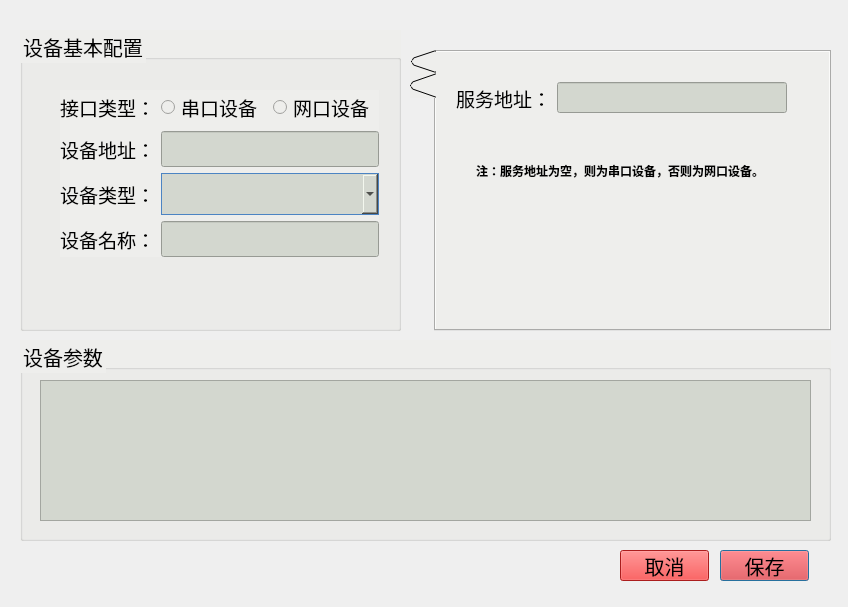
aa123Eason/workcode, file qt-app-master/devadd.ui: the form before one commit.
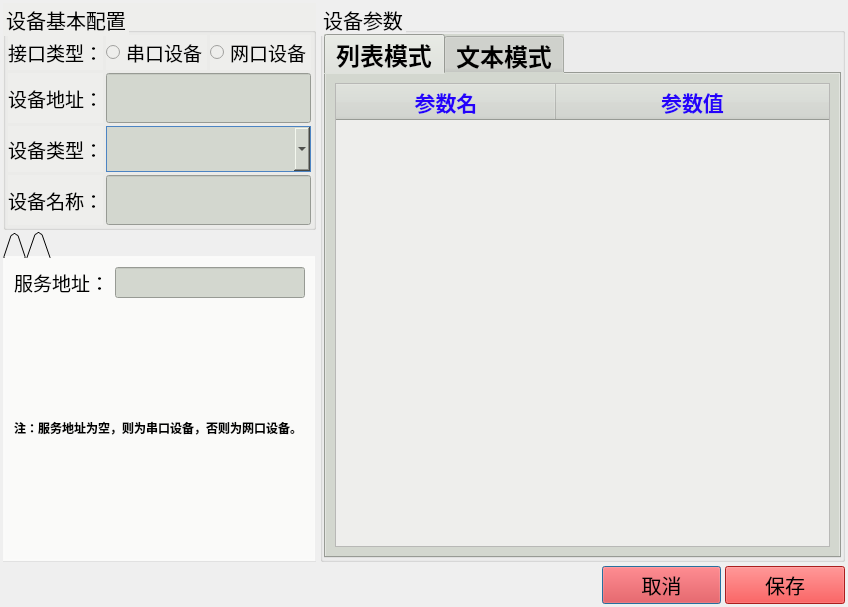
The form after the commit. The open tabs and pages were chosen to show the change. Icons and pictures are not drawn.

Commit message: 设备类型设置，显示功能开发

```diff
--- a/qt-app-master/devadd.ui
+++ b/qt-app-master/devadd.ui
@@ -10,23 +10,268 @@
     <height>607</height>
    </rect>
   </property>
+  <property name="sizePolicy">
+   <sizepolicy hsizetype="Fixed" vsizetype="Fixed">
+    <horstretch>0</horstretch>
+    <verstretch>0</verstretch>
+   </sizepolicy>
+  </property>
   <property name="windowTitle">
    <string>Dialog</string>
   </property>
+  <layout class="QVBoxLayout" name="verticalLayout_6" stretch="7,2">
+   <property name="spacing">
+    <number>4</number>
+   </property>
+   <property name="leftMargin">
+    <number>3</number>
+   </property>
+   <property name="topMargin">
+    <number>3</number>
+   </property>
+   <property name="rightMargin">
+    <number>3</number>
+   </property>
+   <property name="bottomMargin">
+    <number>3</number>
+   </property>
+   <item>
+    <layout class="QHBoxLayout" name="horizontalLayout" stretch="1,2">
+     <item>
+      <layout class="QVBoxLayout" name="verticalLayout_4" stretch="0,1">
+       <property name="spacing">
+        <number>2</number>
+       </property>
+       <item>
+        <widget class="QGroupBox" name="groupBox_6">
+         <property name="font">
+          <font>
+           <pointsize>15</pointsize>
+          </font>
+         </property>
+         <property name="styleSheet">
+          <string notr="true">background-color: rgb(238, 238, 236);</string>
+         </property>
+         <property name="title">
+          <string>设备基本配置</string>
+         </property>
+         <layout class="QVBoxLayout" name="verticalLayout" stretch="0,1,1,1">
+          <property name="spacing">
+           <number>3</number>
+          </property>
+          <property name="leftMargin">
+           <number>2</number>
+          </property>
+          <property name="topMargin">
+           <number>2</number>
+          </property>
+          <property name="rightMargin">
+           <number>2</number>
+          </property>
+          <property name="bottomMargin">
+           <number>2</number>
+          </property>
+          <item>
+           <layout class="QHBoxLayout" name="horizontalLayout_33" stretch="2,5">
+            <item>
+             <widget class="QLabel" name="label_49">
+              <property name="font">
+               <font>
+                <pointsize>14</pointsize>
+               </font>
+              </property>
+              <property name="text">
+               <string>接口类型：</string>
+              </property>
+             </widget>
+            </item>
+            <item>
+             <layout class="QHBoxLayout" name="horizontalLayout_19">
+              <item>
+               <widget class="QRadioButton" name="radioButton_Com">
+                <property name="font">
+                 <font>
+                  <pointsize>14</pointsize>
+                 </font>
+                </property>
+                <property name="text">
+                 <string>串口设备</string>
+                </property>
+               </widget>
+              </item>
+              <item>
+               <widget class="QRadioButton" name="radioButton_Net">
+                <property name="font">
+                 <font>
+                  <pointsize>14</pointsize>
+                 </font>
+                </property>
+                <property name="text">
+                 <string>网口设备</string>
+                </property>
+               </widget>
+              </item>
+             </layout>
+            </item>
+           </layout>
+          </item>
+          <item>
+           <layout class="QHBoxLayout" name="horizontalLayout_32" stretch="2,5">
+            <item>
+             <widget class="QLabel" name="label_54">
+              <property name="font">
+               <font>
+                <pointsize>14</pointsize>
+               </font>
+              </property>
+              <property name="text">
+               <string>设备地址：</string>
+              </property>
+             </widget>
+            </item>
+            <item>
+             <widget class="QLineEdit" name="lineEdit_devAddr">
+              <property name="sizePolicy">
+               <sizepolicy hsizetype="Expanding" vsizetype="Expanding">
+                <horstretch>0</horstretch>
+                <verstretch>0</verstretch>
+               </sizepolicy>
+              </property>
+              <property name="font">
+               <font>
+                <family>Ubuntu</family>
+                <pointsize>18</pointsize>
+                <weight>50</weight>
+                <italic>false</italic>
+                <bold>false</bold>
+               </font>
+              </property>
+              <property name="styleSheet">
+               <string notr="true">background-color: rgb(211, 215, 207);
+height:44px;
+font: 18pt &quot;Ubuntu&quot;;</string>
+              </property>
+              <property name="text">
+               <string/>
+              </property>
+             </widget>
+            </item>
+           </layout>
+          </item>
+          <item>
+           <layout class="QHBoxLayout" name="horizontalLayout_31" stretch="2,5">
+            <item>
+             <widget class="QLabel" name="label_53">
+              <property name="font">
+               <font>
+                <pointsize>14</pointsize>
+               </font>
+              </property>
+              <property name="text">
+               <string>设备类型：</string>
+              </property>
+             </widget>
+            </item>
+            <item>
+             <widget class="QComboBox" name="comboBox_2">
+              <property name="sizePolicy">
+               <sizepolicy hsizetype="Preferred" vsizetype="Preferred">
+                <horstretch>0</horstretch>
+                <verstretch>0</verstretch>
+               </sizepolicy>
+              </property>
+              <property name="font">
+               <font>
+                <family>Source Han Sans CN</family>
+                <pointsize>-1</pointsize>
+                <weight>50</weight>
+                <bold>false</bold>
+               </font>
+              </property>
+              <property name="styleSheet">
+               <string notr="true">QComboBox {
+    border: 1px solid #4C84C3;
+	width: 181px;
+	height: 44px;
+	font-size: 18px;
+	font-family: Source Han Sans CN;
+	background-color: rgb(211, 215, 207);
+	font-weight: 400;
+	opacity: 1;
+	border-radius: 0px;
+}
+ 
+QComboBox QAbstractItemView {
+    border-radius:  0px;  
+	background-color: rgb(233, 185, 110);
+	border:1px solid #4C84c3;
+ 	selection-background-color: #2019DC;
+}
+ 
+QComboBox QAbstractItemView::item {
+    height: 40px;   
+	border: none;
+}
+ 
+</string>
+              </property>
+             </widget>
+            </item>
+           </layout>
+          </item>
+          <item>
+           <layout class="QHBoxLayout" name="horizontalLayout_36" stretch="2,5">
+            <item>
+             <widget class="QLabel" name="label_devName">
+              <property name="font">
+               <font>
+                <pointsize>14</pointsize>
+               </font>
+              </property>
+              <property name="text">
+               <string>设备名称：</string>
+              </property>
+             </widget>
+            </item>
+            <item>
+             <widget class="QLineEdit" name="lineEdit_Name">
+              <property name="sizePolicy">
+               <sizepolicy hsizetype="Expanding" vsizetype="Expanding">
+                <horstretch>0</horstretch>
+                <verstretch>0</verstretch>
+               </sizepolicy>
+              </property>
+              <property name="font">
+               <font>
+                <family>Ubuntu</family>
+                <pointsize>18</pointsize>
+                <weight>50</weight>
+                <italic>false</italic>
+                <bold>false</bold>
+               </font>
+              </property>
+              <property name="styleSheet">
+               <string notr="true">background-color: rgb(211, 215, 207);
+height:44px;
+font: 18pt &quot;Ubuntu&quot;;</string>
+              </property>
+              <property name="text">
+               <string/>
+              </property>
+             </widget>
+            </item>
+           </layout>
+          </item>
+         </layout>
+        </widget>
+       </item>
+       <item>
   <widget class="QTabWidget" name="tabWidget">
-   <property name="geometry">
-    <rect>
-     <x>410</x>
-     <y>50</y>
-     <width>421</width>
-     <height>281</height>
-    </rect>
-   </property>
    <property name="styleSheet">
-    <string notr="true">background-color: rgb(238, 238, 236);</string>
+          <string notr="true">background-color: rgb(238, 238, 236,0);</string>
    </property>
    <property name="tabPosition">
-    <enum>QTabWidget::West</enum>
+          <enum>QTabWidget::North</enum>
    </property>
    <property name="tabShape">
     <enum>QTabWidget::Triangular</enum>
@@ -34,6 +279,15 @@
    <property name="currentIndex">
     <number>0</number>
    </property>
+         <property name="usesScrollButtons">
+          <bool>true</bool>
+         </property>
+         <property name="documentMode">
+          <bool>false</bool>
+         </property>
+         <property name="tabsClosable">
+          <bool>false</bool>
+         </property>
    <property name="tabBarAutoHide">
     <bool>false</bool>
    </property>
@@ -41,16 +295,22 @@
     <attribute name="title">
      <string/>
     </attribute>
-    <widget class="QWidget" name="layoutWidget">
-     <property name="geometry">
-      <rect>
-       <x>70</x>
-       <y>20</y>
-       <width>287</width>
-       <height>246</height>
-      </rect>
-     </property>
-     <layout class="QVBoxLayout" name="verticalLayout_6" stretch="1,1,1,1,1">
+          <layout class="QVBoxLayout" name="verticalLayout_2" stretch="1,1,1,1,1">
+           <property name="spacing">
+            <number>3</number>
+           </property>
+           <property name="leftMargin">
+            <number>2</number>
+           </property>
+           <property name="topMargin">
+            <number>2</number>
+           </property>
+           <property name="rightMargin">
+            <number>2</number>
+           </property>
+           <property name="bottomMargin">
+            <number>2</number>
+           </property>
       <item>
        <layout class="QHBoxLayout" name="horizontalLayout_20" stretch="1,3">
         <item>
@@ -528,20 +788,12 @@
       </item>
      </layout>
     </widget>
-   </widget>
    <widget class="QWidget" name="tab_2">
     <attribute name="title">
      <string/>
     </attribute>
-    <widget class="QWidget" name="layoutWidget_2">
-     <property name="geometry">
-      <rect>
-       <x>20</x>
-       <y>30</y>
-       <width>331</width>
-       <height>32</height>
-      </rect>
-     </property>
+          <layout class="QVBoxLayout" name="verticalLayout_3">
+           <item>
      <layout class="QHBoxLayout" name="horizontalLayout_24">
       <item>
        <widget class="QLabel" name="label_58">
@@ -568,16 +820,9 @@
        </widget>
       </item>
      </layout>
-    </widget>
+           </item>
+           <item>
     <widget class="QLabel" name="label_59">
-     <property name="geometry">
-      <rect>
-       <x>40</x>
-       <y>110</y>
-       <width>371</width>
-       <height>17</height>
-      </rect>
-     </property>
      <property name="font">
       <font>
        <weight>75</weight>
@@ -587,38 +832,172 @@
      <property name="text">
       <string>注：服务地址为空，则为串口设备，否则为网口设备。</string>
      </property>
-    </widget>
-   </widget>
-  </widget>
+             <property name="wordWrap">
+              <bool>true</bool>
+             </property>
+            </widget>
+           </item>
+          </layout>
+         </widget>
+        </widget>
+       </item>
+      </layout>
+     </item>
+     <item>
   <widget class="QGroupBox" name="groupBox_5">
-   <property name="geometry">
-    <rect>
-     <x>20</x>
-     <y>340</y>
-     <width>811</width>
-     <height>201</height>
-    </rect>
-   </property>
    <property name="font">
     <font>
      <pointsize>15</pointsize>
     </font>
    </property>
    <property name="styleSheet">
-    <string notr="true">background-color: rgb(238, 238, 236);</string>
+        <string notr="true">background-color: rgb(238, 238, 236,0);</string>
    </property>
    <property name="title">
     <string>设备参数</string>
    </property>
+       <layout class="QVBoxLayout" name="verticalLayout_5" stretch="0">
+        <property name="spacing">
+         <number>1</number>
+        </property>
+        <property name="leftMargin">
+         <number>1</number>
+        </property>
+        <property name="topMargin">
+         <number>1</number>
+        </property>
+        <property name="rightMargin">
+         <number>1</number>
+        </property>
+        <property name="bottomMargin">
+         <number>1</number>
+        </property>
+        <item>
+         <widget class="QTabWidget" name="tabWidget_2">
+          <property name="font">
+           <font>
+            <pointsize>18</pointsize>
+            <weight>75</weight>
+            <bold>true</bold>
+           </font>
+          </property>
+          <property name="styleSheet">
+           <string notr="true">background-color: rgb(211, 215, 207);</string>
+          </property>
+          <property name="currentIndex">
+           <number>0</number>
+          </property>
+          <property name="iconSize">
+           <size>
+            <width>32</width>
+            <height>32</height>
+           </size>
+          </property>
+          <widget class="QWidget" name="tab_list">
+           <attribute name="icon">
+            <iconset resource="res.qrc">
+             <normaloff>:/images/realtime.png</normaloff>:/images/realtime.png</iconset>
+           </attribute>
+           <attribute name="title">
+            <string>列表模式</string>
+           </attribute>
+           <layout class="QVBoxLayout" name="verticalLayout_7">
+            <item>
+             <widget class="QTableWidget" name="paramtable">
+              <property name="styleSheet">
+               <string notr="true">QTableWidget
+{
+	
+	
+	background-color: rgb(238, 238, 236);
+}</string>
+              </property>
+              <attribute name="horizontalHeaderDefaultSectionSize">
+               <number>220</number>
+              </attribute>
+              <attribute name="horizontalHeaderStretchLastSection">
+               <bool>true</bool>
+              </attribute>
+              <attribute name="verticalHeaderVisible">
+               <bool>false</bool>
+              </attribute>
+              <column>
+               <property name="text">
+                <string>参数名</string>
+               </property>
+               <property name="font">
+                <font>
+                 <pointsize>16</pointsize>
+                 <weight>75</weight>
+                 <bold>true</bold>
+                </font>
+               </property>
+               <property name="textAlignment">
+                <set>AlignCenter</set>
+               </property>
+               <property name="background">
+                <color>
+                 <red>136</red>
+                 <green>138</green>
+                 <blue>133</blue>
+                </color>
+               </property>
+               <property name="foreground">
+                <brush brushstyle="SolidPattern">
+                 <color alpha="255">
+                  <red>38</red>
+                  <green>2</green>
+                  <blue>250</blue>
+                 </color>
+                </brush>
+               </property>
+              </column>
+              <column>
+               <property name="text">
+                <string>参数值</string>
+               </property>
+               <property name="font">
+                <font>
+                 <pointsize>16</pointsize>
+                 <weight>75</weight>
+                 <bold>true</bold>
+                </font>
+               </property>
+               <property name="textAlignment">
+                <set>AlignCenter</set>
+               </property>
+               <property name="background">
+                <color>
+                 <red>136</red>
+                 <green>138</green>
+                 <blue>133</blue>
+                </color>
+               </property>
+               <property name="foreground">
+                <brush brushstyle="SolidPattern">
+                 <color alpha="255">
+                  <red>38</red>
+                  <green>2</green>
+                  <blue>250</blue>
+                 </color>
+                </brush>
+               </property>
+              </column>
+             </widget>
+            </item>
+           </layout>
+          </widget>
+          <widget class="QWidget" name="tab_text">
+           <attribute name="icon">
+            <iconset resource="res.qrc">
+             <normaloff>:/images/appdft.png</normaloff>:/images/appdft.png</iconset>
+           </attribute>
+           <attribute name="title">
+            <string>文本模式</string>
+           </attribute>
+           <layout class="QVBoxLayout" name="verticalLayout_8">
+            <item>
    <widget class="QTextEdit" name="textEdit_devParams">
-    <property name="geometry">
-     <rect>
-      <x>20</x>
-      <y>40</y>
-      <width>771</width>
-      <height>141</height>
-     </rect>
-    </property>
     <property name="font">
      <font>
       <pointsize>14</pointsize>
@@ -628,250 +1007,38 @@
      <string notr="true">background-color: rgb(211, 215, 207);</string>
     </property>
    </widget>
-  </widget>
-  <widget class="QGroupBox" name="groupBox_6">
-   <property name="geometry">
-    <rect>
-     <x>20</x>
-     <y>30</y>
-     <width>381</width>
-     <height>301</height>
-    </rect>
-   </property>
-   <property name="font">
-    <font>
-     <pointsize>15</pointsize>
-    </font>
-   </property>
-   <property name="styleSheet">
-    <string notr="true">background-color: rgb(238, 238, 236);</string>
-   </property>
-   <property name="title">
-    <string>设备基本配置</string>
-   </property>
-   <widget class="QWidget" name="layoutWidget_3">
-    <property name="geometry">
-     <rect>
-      <x>40</x>
-      <y>60</y>
-      <width>319</width>
-      <height>167</height>
-     </rect>
-    </property>
-    <layout class="QVBoxLayout" name="verticalLayout_7" stretch="1,1,1,1">
-     <item>
-      <layout class="QHBoxLayout" name="horizontalLayout_33" stretch="2,5">
-       <item>
-        <widget class="QLabel" name="label_49">
-         <property name="font">
-          <font>
-           <pointsize>14</pointsize>
-          </font>
-         </property>
-         <property name="text">
-          <string>接口类型：</string>
-         </property>
-        </widget>
-       </item>
-       <item>
-        <layout class="QHBoxLayout" name="horizontalLayout_19">
-         <item>
-          <widget class="QRadioButton" name="radioButton_Com">
-           <property name="font">
-            <font>
-             <pointsize>14</pointsize>
-            </font>
-           </property>
-           <property name="text">
-            <string>串口设备</string>
-           </property>
-          </widget>
-         </item>
-         <item>
-          <widget class="QRadioButton" name="radioButton_Net">
-           <property name="font">
-            <font>
-             <pointsize>14</pointsize>
-            </font>
-           </property>
-           <property name="text">
-            <string>网口设备</string>
-           </property>
-          </widget>
-         </item>
-        </layout>
-       </item>
-      </layout>
-     </item>
-     <item>
-      <layout class="QHBoxLayout" name="horizontalLayout_32" stretch="2,5">
-       <item>
-        <widget class="QLabel" name="label_54">
-         <property name="font">
-          <font>
-           <pointsize>14</pointsize>
-          </font>
-         </property>
-         <property name="text">
-          <string>设备地址：</string>
-         </property>
-        </widget>
-       </item>
-       <item>
-        <widget class="QLineEdit" name="lineEdit_devAddr">
-         <property name="sizePolicy">
-          <sizepolicy hsizetype="Expanding" vsizetype="Expanding">
-           <horstretch>0</horstretch>
-           <verstretch>0</verstretch>
-          </sizepolicy>
-         </property>
-         <property name="font">
-          <font>
-           <pointsize>14</pointsize>
-          </font>
-         </property>
-         <property name="styleSheet">
-          <string notr="true">background-color: rgb(211, 215, 207);</string>
-         </property>
-         <property name="text">
-          <string/>
-         </property>
+            </item>
+           </layout>
+          </widget>
         </widget>
        </item>
       </layout>
-     </item>
-     <item>
-      <layout class="QHBoxLayout" name="horizontalLayout_31" stretch="2,5">
-       <item>
-        <widget class="QLabel" name="label_53">
-         <property name="font">
-          <font>
-           <pointsize>14</pointsize>
-          </font>
-         </property>
-         <property name="text">
-          <string>设备类型：</string>
-         </property>
-        </widget>
-       </item>
-       <item>
-        <widget class="QComboBox" name="comboBox_2">
-         <property name="sizePolicy">
-          <sizepolicy hsizetype="Preferred" vsizetype="Expanding">
-           <horstretch>0</horstretch>
-           <verstretch>0</verstretch>
-          </sizepolicy>
-         </property>
-         <property name="font">
-          <font>
-           <family>Source Han Sans CN</family>
-           <pointsize>-1</pointsize>
-           <weight>50</weight>
-           <bold>false</bold>
-          </font>
-         </property>
-         <property name="styleSheet">
-          <string notr="true">QComboBox {
-    border: 1px solid #4C84C3;
-	width: 181px;
-	height: 40px;
-	font-size: 15px;
-	font-family: Source Han Sans CN;
-	background-color: rgb(211, 215, 207);
-	font-weight: 400;
-	opacity: 1;
-	border-radius: 0px;
-}
- 
-QComboBox QAbstractItemView {
-    border-radius:  0px;  
-	background-color: rgb(233, 185, 110);
-	border:1px solid #4C84c3;
- 	selection-background-color: #2019DC;
-}
- 
-QComboBox QAbstractItemView::item {
-    height: 40px;   
-	border: none;
-}
- 
-</string>
-         </property>
-        </widget>
-       </item>
+      </widget>
+     </item>
       </layout>
      </item>
      <item>
-      <layout class="QHBoxLayout" name="horizontalLayout_36" stretch="2,5">
+    <layout class="QHBoxLayout" name="horizontalLayout_2" stretch="5,1,1">
        <item>
-        <widget class="QLabel" name="label_devName">
-         <property name="font">
-          <font>
-           <pointsize>14</pointsize>
-          </font>
-         </property>
-         <property name="text">
-          <string>设备名称：</string>
-         </property>
-        </widget>
+      <spacer name="horizontalSpacer">
+       <property name="orientation">
+        <enum>Qt::Horizontal</enum>
+       </property>
+       <property name="sizeHint" stdset="0">
+        <size>
+         <width>40</width>
+         <height>20</height>
+        </size>
+       </property>
+      </spacer>
        </item>
        <item>
-        <widget class="QLineEdit" name="lineEdit_Name">
-         <property name="sizePolicy">
-          <sizepolicy hsizetype="Expanding" vsizetype="Expanding">
-           <horstretch>0</horstretch>
-           <verstretch>0</verstretch>
-          </sizepolicy>
-         </property>
-         <property name="font">
-          <font>
-           <pointsize>14</pointsize>
-          </font>
-         </property>
-         <property name="styleSheet">
-          <string notr="true">background-color: rgb(211, 215, 207);</string>
-         </property>
-         <property name="text">
-          <string/>
-         </property>
-        </widget>
-       </item>
-      </layout>
-     </item>
-    </layout>
-   </widget>
-  </widget>
-  <widget class="QPushButton" name="pushButton">
-   <property name="geometry">
-    <rect>
-     <x>720</x>
-     <y>550</y>
-     <width>89</width>
-     <height>31</height>
-    </rect>
-   </property>
-   <property name="font">
-    <font>
-     <pointsize>15</pointsize>
-     <weight>50</weight>
-     <bold>false</bold>
-    </font>
-   </property>
-   <property name="styleSheet">
-    <string notr="true">background-color: rgb(239, 41, 41);</string>
-   </property>
-   <property name="text">
-    <string>保存</string>
-   </property>
-  </widget>
   <widget class="QPushButton" name="pushButton_2">
-   <property name="geometry">
-    <rect>
-     <x>620</x>
-     <y>550</y>
-     <width>89</width>
-     <height>31</height>
-    </rect>
+       <property name="sizePolicy">
+        <sizepolicy hsizetype="Preferred" vsizetype="Fixed">
+         <horstretch>0</horstretch>
+         <verstretch>0</verstretch>
+        </sizepolicy>
    </property>
    <property name="font">
     <font>
@@ -885,7 +1052,36 @@
     <string>取消</string>
    </property>
   </widget>
- </widget>
- <resources/>
+     </item>
+     <item>
+      <widget class="QPushButton" name="pushButton">
+       <property name="sizePolicy">
+        <sizepolicy hsizetype="Preferred" vsizetype="Fixed">
+         <horstretch>0</horstretch>
+         <verstretch>0</verstretch>
+        </sizepolicy>
+       </property>
+       <property name="font">
+        <font>
+         <pointsize>15</pointsize>
+         <weight>50</weight>
+         <bold>false</bold>
+        </font>
+       </property>
+       <property name="styleSheet">
+        <string notr="true">background-color: rgb(239, 41, 41);</string>
+       </property>
+       <property name="text">
+        <string>保存</string>
+       </property>
+      </widget>
+     </item>
+    </layout>
+   </item>
+  </layout>
+ </widget>
+ <resources>
+  <include location="res.qrc"/>
+ </resources>
  <connections/>
 </ui>
```
Lines whose indentation alone changed are shown as unchanged. The commit also changes 10 other files.
